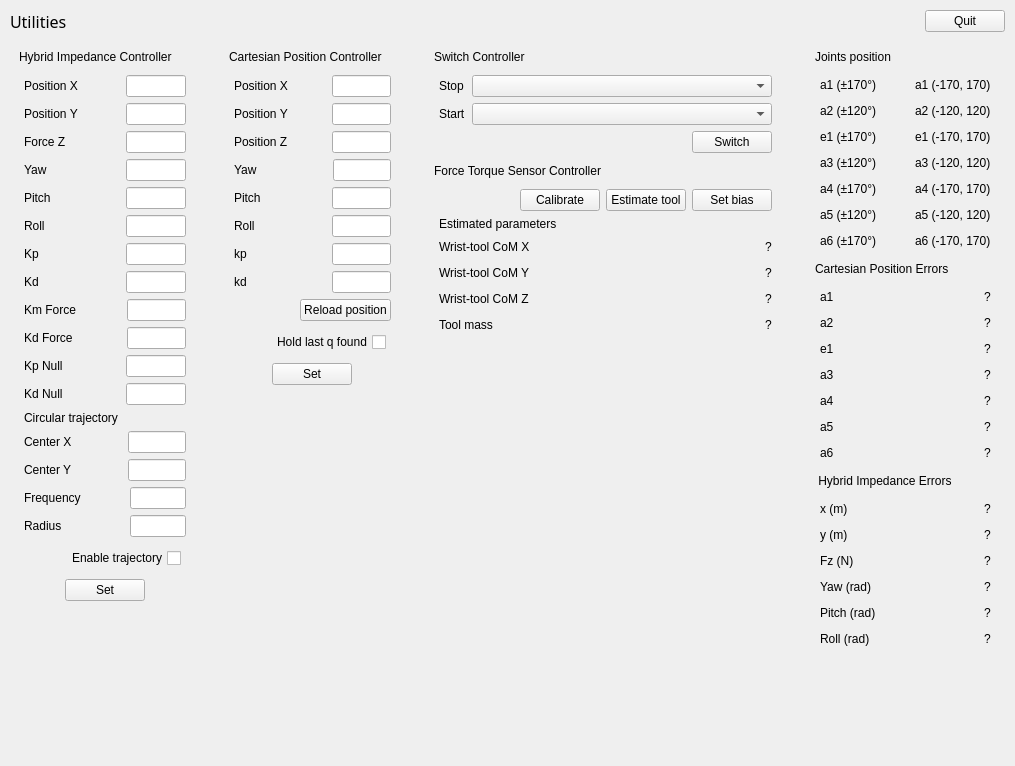
This is ui/main_window.ui in xEnVrE/controller_switcher as Qt 5 draws it before an edit. The edited form follows.
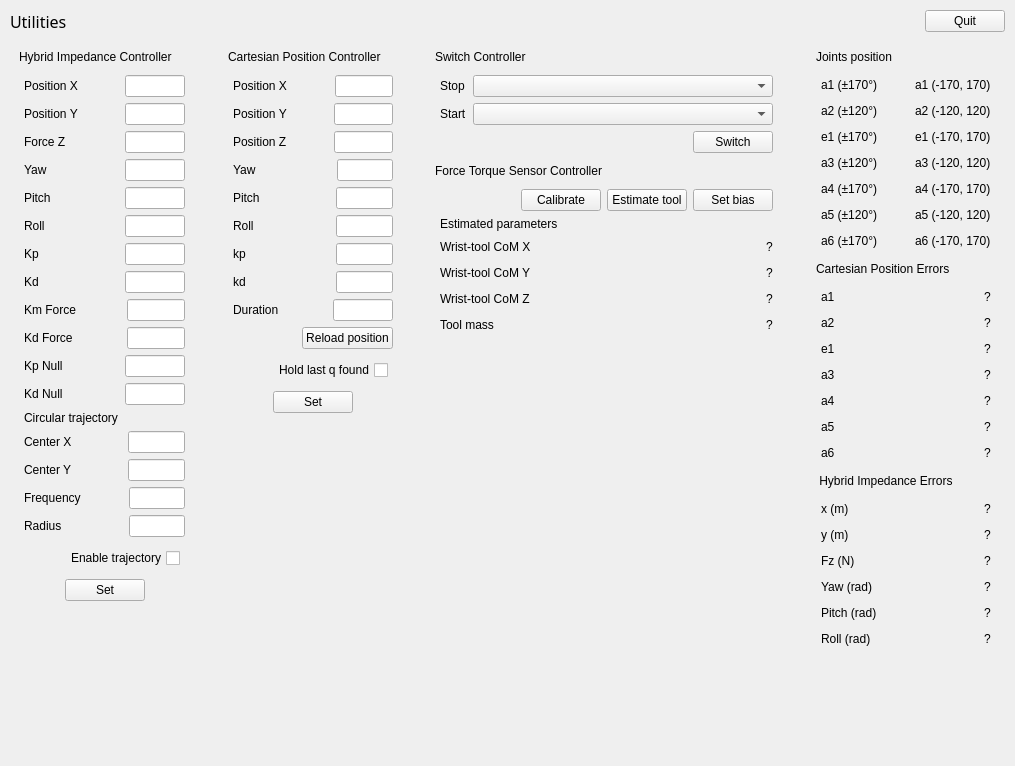
This is the edited form. Icons and pictures are not drawn.

Commit message: - add duration TextEdit for cartesian position controller in UI - implement duration for cartesian position controller

Diff of the .ui file:
```diff
--- a/ui/main_window.ui
+++ b/ui/main_window.ui
@@ -897,7 +897,7 @@
               <item>
                <widget class="QLabel" name="label_4">
                 <property name="text">
-                 <string>Position X</string>
+                 <string>Position X </string>
                 </property>
                </widget>
               </item>
@@ -934,7 +934,7 @@
               <item>
                <widget class="QLabel" name="label_11">
                 <property name="text">
-                 <string>Position Y</string>
+                 <string>Position Y </string>
                 </property>
                </widget>
               </item>
@@ -971,7 +971,7 @@
               <item>
                <widget class="QLabel" name="label_12">
                 <property name="text">
-                 <string>Position Z</string>
+                 <string>Position Z </string>
                 </property>
                </widget>
               </item>
@@ -1008,7 +1008,7 @@
               <item>
                <widget class="QLabel" name="label_13">
                 <property name="text">
-                 <string>Yaw          </string>
+                 <string>Yaw            </string>
                 </property>
                </widget>
               </item>
@@ -1045,7 +1045,7 @@
               <item>
                <widget class="QLabel" name="label_14">
                 <property name="text">
-                 <string>Pitch        </string>
+                 <string>Pitch          </string>
                 </property>
                </widget>
               </item>
@@ -1082,7 +1082,7 @@
               <item>
                <widget class="QLabel" name="label_16">
                 <property name="text">
-                 <string>Roll          </string>
+                 <string>Roll            </string>
                 </property>
                </widget>
               </item>
@@ -1119,7 +1119,7 @@
               <item>
                <widget class="QLabel" name="label_17">
                 <property name="text">
-                 <string>kp            </string>
+                 <string>kp              </string>
                 </property>
                </widget>
               </item>
@@ -1156,7 +1156,7 @@
               <item>
                <widget class="QLabel" name="label_18">
                 <property name="text">
-                 <string>kd            </string>
+                 <string>kd              </string>
                 </property>
                </widget>
               </item>
@@ -1188,6 +1188,43 @@
               </item>
              </layout>
             </item>
+            <item>
+             <layout class="QHBoxLayout" name="horizontalLayout_28">
+              <item>
+               <widget class="QLabel" name="label_30">
+                <property name="text">
+                 <string>Duration  </string>
+                </property>
+               </widget>
+              </item>
+              <item>
+               <spacer name="horizontalSpacer_32">
+                <property name="orientation">
+                 <enum>Qt::Horizontal</enum>
+                </property>
+                <property name="sizeHint" stdset="0">
+                 <size>
+                  <width>40</width>
+                  <height>20</height>
+                 </size>
+                </property>
+               </spacer>
+              </item>
+              <item>
+               <widget class="QLineEdit" name="textDuration_cartpos">
+                <property name="enabled">
+                 <bool>true</bool>
+                </property>
+                <property name="maximumSize">
+                 <size>
+                  <width>60</width>
+                  <height>30</height>
+                 </size>
+                </property>
+               </widget>
+              </item>
+             </layout>
+            </item>
             <item>
              <layout class="QHBoxLayout" name="horizontalLayout_29">
               <item>
```
The commit also changes 1 other file.
